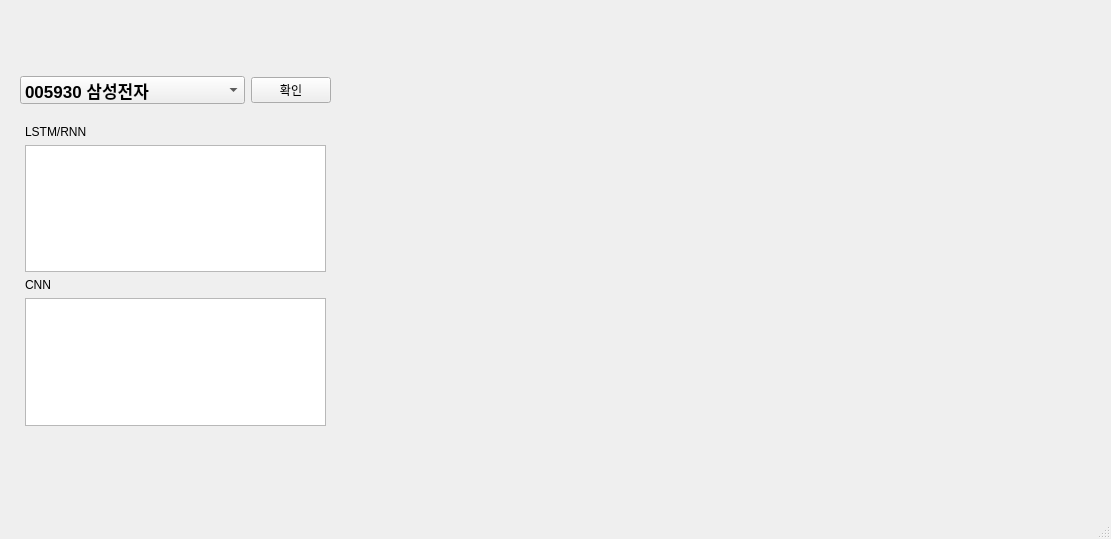
Above: user_client/test.ui from joon8445/stock_prediction before the change. Below: the same form after it.
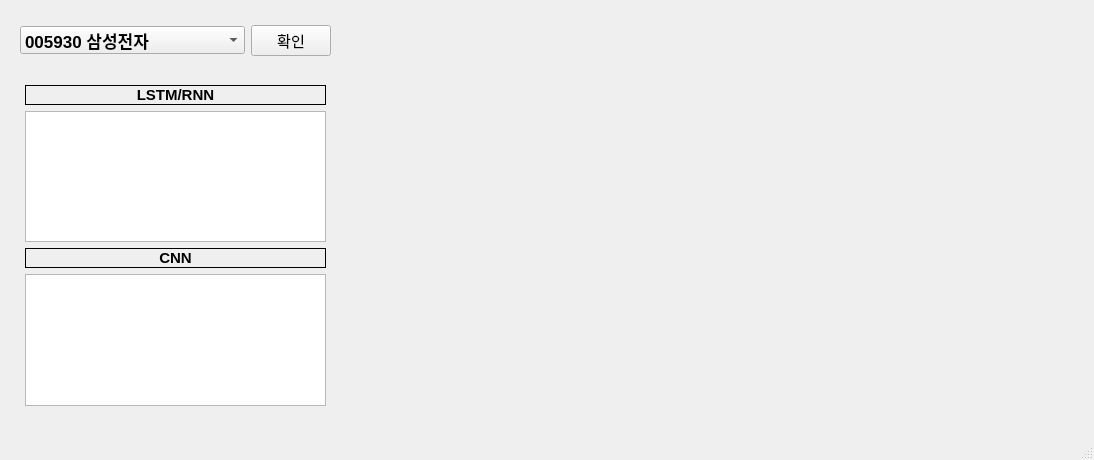
That is the form after the change.

The edit to the form file:
```diff
--- a/user_client/test.ui
+++ b/user_client/test.ui
@@ -6,8 +6,8 @@
    <rect>
     <x>0</x>
     <y>0</y>
-    <width>1111</width>
-    <height>539</height>
+    <width>1094</width>
+    <height>460</height>
    </rect>
   </property>
   <property name="windowTitle">
@@ -18,9 +18,9 @@
     <property name="geometry">
      <rect>
       <x>20</x>
-      <y>120</y>
+      <y>80</y>
       <width>311</width>
-      <height>311</height>
+      <height>331</height>
      </rect>
     </property>
     <layout class="QVBoxLayout" name="verticalLayout">
@@ -38,27 +38,74 @@
      </property>
      <item>
       <widget class="QLabel" name="label_2">
+       <property name="font">
+        <font>
+         <pointsize>11</pointsize>
+         <weight>75</weight>
+         <bold>true</bold>
+        </font>
+       </property>
+       <property name="frameShape">
+        <enum>QFrame::Box</enum>
+       </property>
        <property name="text">
         <string>LSTM/RNN</string>
        </property>
+       <property name="alignment">
+        <set>Qt::AlignCenter</set>
+       </property>
       </widget>
      </item>
      <item>
       <widget class="QTextEdit" name="prediction_1">
+       <property name="font">
+        <font>
+         <pointsize>11</pointsize>
+         <underline>false</underline>
+         <strikeout>false</strikeout>
+         <kerning>false</kerning>
+        </font>
+       </property>
        <property name="readOnly">
         <bool>true</bool>
        </property>
+       <property name="html">
+        <string>&lt;!DOCTYPE HTML PUBLIC &quot;-//W3C//DTD HTML 4.0//EN&quot; &quot;http://www.w3.org/TR/REC-html40/strict.dtd&quot;&gt;
+&lt;html&gt;&lt;head&gt;&lt;meta name=&quot;qrichtext&quot; content=&quot;1&quot; /&gt;&lt;style type=&quot;text/css&quot;&gt;
+p, li { white-space: pre-wrap; }
+&lt;/style&gt;&lt;/head&gt;&lt;body style=&quot; font-family:'Gulim'; font-size:11pt; font-weight:400; font-style:normal;&quot;&gt;
+&lt;p style=&quot;-qt-paragraph-type:empty; margin-top:0px; margin-bottom:0px; margin-left:0px; margin-right:0px; -qt-block-indent:0; text-indent:0px;&quot;&gt;&lt;br /&gt;&lt;/p&gt;&lt;/body&gt;&lt;/html&gt;</string>
+       </property>
       </widget>
      </item>
      <item>
       <widget class="QLabel" name="label">
+       <property name="font">
+        <font>
+         <pointsize>11</pointsize>
+         <weight>75</weight>
+         <bold>true</bold>
+        </font>
+       </property>
+       <property name="frameShape">
+        <enum>QFrame::Box</enum>
+       </property>
        <property name="text">
         <string>CNN</string>
        </property>
+       <property name="alignment">
+        <set>Qt::AlignCenter</set>
+       </property>
       </widget>
      </item>
      <item>
-      <widget class="QTextBrowser" name="prediction_2"/>
+      <widget class="QTextBrowser" name="prediction_2">
+       <property name="font">
+        <font>
+         <pointsize>11</pointsize>
+        </font>
+       </property>
+      </widget>
      </item>
     </layout>
    </widget>
@@ -66,7 +113,7 @@
     <property name="geometry">
      <rect>
       <x>20</x>
-      <y>60</y>
+      <y>10</y>
       <width>311</width>
       <height>61</height>
      </rect>
@@ -111,6 +158,11 @@
      </item>
      <item>
       <widget class="QPushButton" name="pushButton">
+       <property name="font">
+        <font>
+         <pointsize>11</pointsize>
+        </font>
+       </property>
        <property name="text">
         <string>확인</string>
        </property>
@@ -122,7 +174,7 @@
     <property name="geometry">
      <rect>
       <x>340</x>
-      <y>120</y>
+      <y>90</y>
       <width>731</width>
       <height>311</height>
      </rect>
```
Left out of the diff: 2 changed lines with no effect on the pictures.
